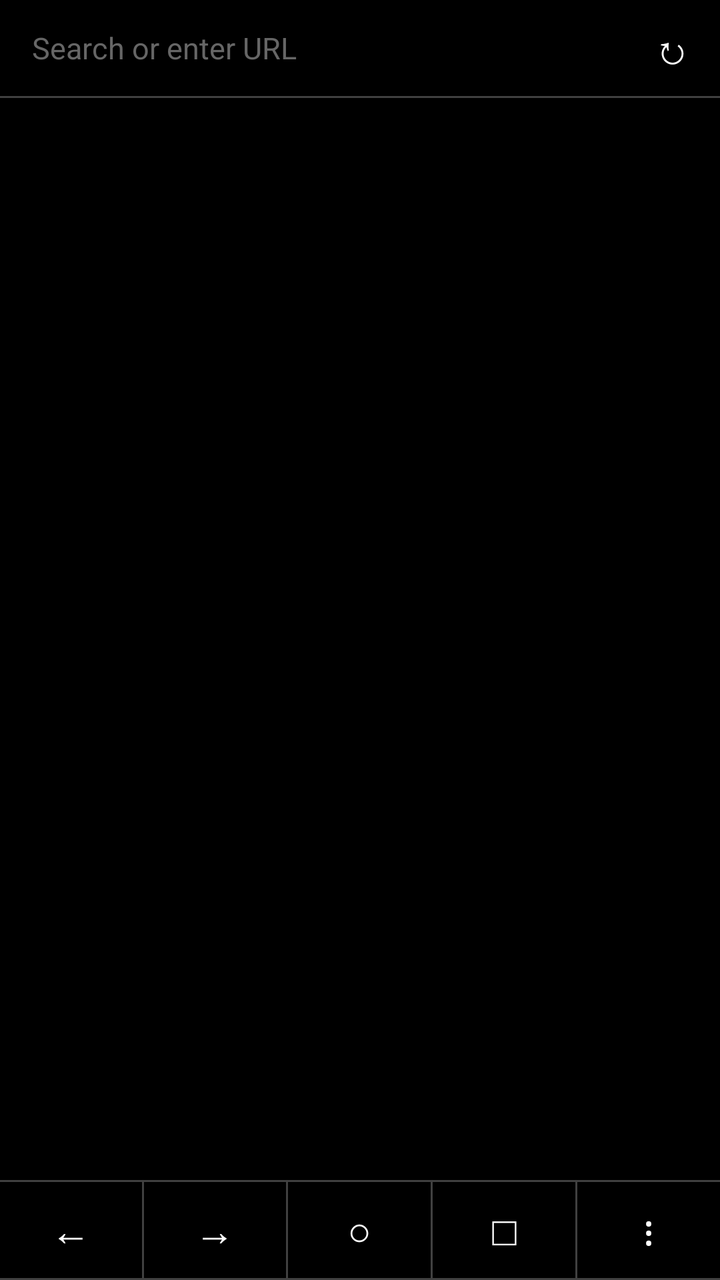
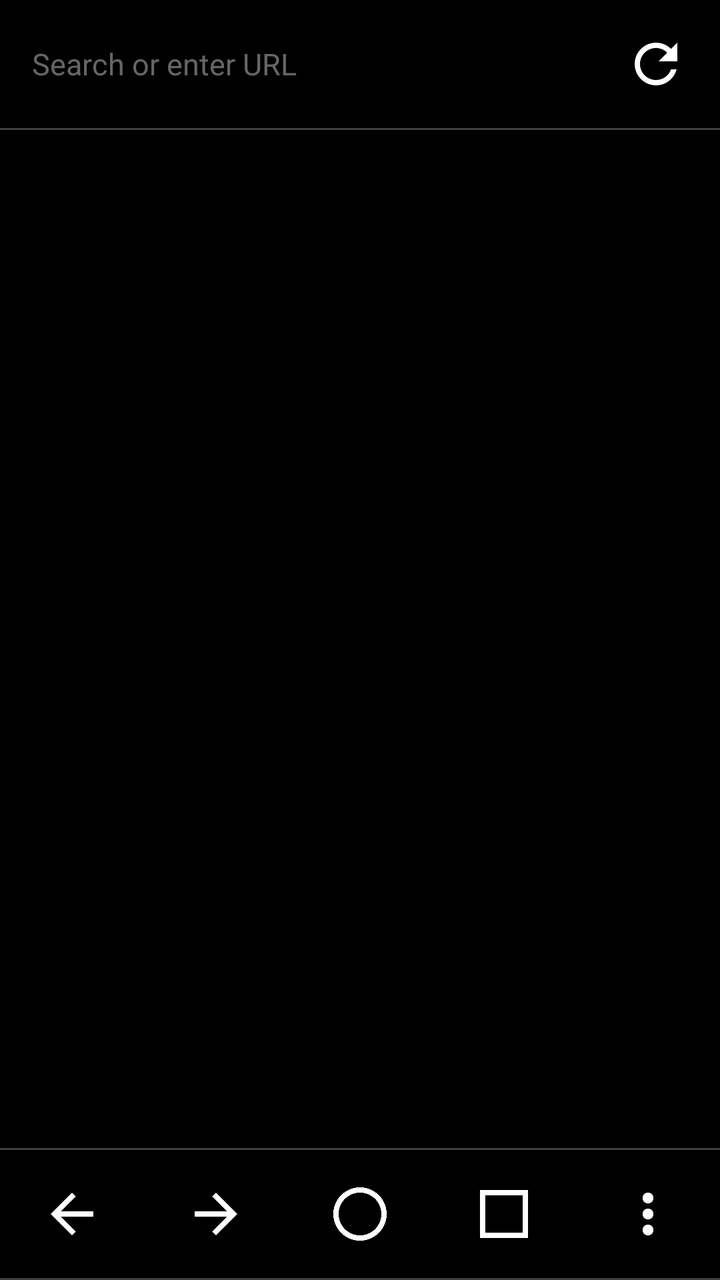

An Android layout rendered at two revisions. The XML below is the earlier revision; the diff shows what the commit changed to produce the second picture.
<!-- AndroidManifest.xml: application theme Theme.GeckoBrowser -->
<!-- res/layout/activity_main.xml -->
<?xml version="1.0" encoding="utf-8"?>
<LinearLayout xmlns:android="http://schemas.android.com/apk/res/android"
    android:layout_width="match_parent"
    android:layout_height="match_parent"
    android:orientation="vertical"
    android:background="@color/bg">

    <LinearLayout
        android:layout_width="match_parent"
        android:layout_height="48dp"
        android:orientation="horizontal"
        android:gravity="center_vertical">

        <EditText
            android:id="@+id/urlBar"
            android:layout_width="0dp"
            android:layout_height="match_parent"
            android:layout_weight="1"
            android:background="@android:color/transparent"
            android:hint="@string/hint_search"
            android:textColorHint="@color/text_hint"
            android:textColor="@color/text_primary"
            android:textSize="15sp"
            android:singleLine="true"
            android:imeOptions="actionGo"
            android:inputType="textUri"
            android:paddingHorizontal="16dp" />

        <TextView
            android:id="@+id/btnRefreshCancel"
            android:layout_width="48dp"
            android:layout_height="match_parent"
            android:gravity="center"
            android:text="@string/btn_refresh"
            android:textColor="@color/text_primary"
            android:textSize="20sp"
            android:background="?android:attr/selectableItemBackground" />
    </LinearLayout>

    <View
        android:layout_width="match_parent"
        android:layout_height="1dp"
        android:background="@color/divider" />

    <FrameLayout
        android:id="@+id/webViewContainer"
        android:layout_width="match_parent"
        android:layout_height="0dp"
        android:layout_weight="1" />

    <View
        android:layout_width="match_parent"
        android:layout_height="1dp"
        android:background="@color/divider" />

    <LinearLayout
        android:layout_width="match_parent"
        android:layout_height="48dp"
        android:orientation="horizontal"
        android:gravity="center">

        <TextView
            android:id="@+id/btnBack"
            android:layout_width="0dp"
            android:layout_height="match_parent"
            android:layout_weight="1"
            android:gravity="center"
            android:text="@string/btn_back"
            android:textColor="@color/text_primary"
            android:textSize="20sp"
            android:background="?android:attr/selectableItemBackground" />

        <View
            android:layout_width="1dp"
            android:layout_height="match_parent"
            android:background="@color/divider" />

        <TextView
            android:id="@+id/btnForward"
            android:layout_width="0dp"
            android:layout_height="match_parent"
            android:layout_weight="1"
            android:gravity="center"
            android:text="@string/btn_forward"
            android:textColor="@color/text_primary"
            android:textSize="20sp"
            android:background="?android:attr/selectableItemBackground" />

        <View
            android:layout_width="1dp"
            android:layout_height="match_parent"
            android:background="@color/divider" />

        <TextView
            android:id="@+id/btnHome"
            android:layout_width="0dp"
            android:layout_height="match_parent"
            android:layout_weight="1"
            android:gravity="center"
            android:text="@string/btn_home"
            android:textColor="@color/text_primary"
            android:textSize="20sp"
            android:background="?android:attr/selectableItemBackground" />

        <View
            android:layout_width="1dp"
            android:layout_height="match_parent"
            android:background="@color/divider" />

        <TextView
            android:id="@+id/btnTabs"
            android:layout_width="0dp"
            android:layout_height="match_parent"
            android:layout_weight="1"
            android:gravity="center"
            android:text="@string/btn_tabs"
            android:textColor="@color/text_primary"
            android:textSize="20sp"
            android:background="?android:attr/selectableItemBackground" />

        <View
            android:layout_width="1dp"
            android:layout_height="match_parent"
            android:background="@color/divider" />

        <TextView
            android:id="@+id/btnMore"
            android:layout_width="0dp"
            android:layout_height="match_parent"
            android:layout_weight="1"
            android:gravity="center"
            android:text="@string/btn_more"
            android:textColor="@color/text_primary"
            android:textSize="20sp"
            android:background="?android:attr/selectableItemBackground" />
    </LinearLayout>

    <View
        android:layout_width="match_parent"
        android:layout_height="1dp"
        android:background="@color/divider" />
</LinearLayout>
<!-- resources referenced by this layout -->
<resources>
  <color name="bg">@android:color/black</color>
  <color name="divider">#80808080</color>
  <color name="text_hint">#FF666666</color>
  <color name="text_primary">@android:color/white</color>
  <string name="btn_back">\u2190</string>
  <string name="btn_forward">\u2192</string>
  <string name="btn_home">\u25CB</string>
  <string name="btn_more">\u22EE</string>
  <string name="btn_refresh">\u21BB</string>
  <string name="btn_tabs">\u25A1</string>
  <string name="hint_search">Search or enter URL</string>
  <style name="Theme.GeckoBrowser" parent="Theme.AppCompat.NoActionBar">
          <item name="android:windowNoTitle">true</item>
          <item name="android:windowFullscreen">false</item>
          <item name="android:statusBarColor">@android:color/black</item>
          <item name="android:navigationBarColor">@android:color/black</item>
          <item name="android:windowBackground">@color/bg</item>
      </style>
</resources>

<!-- the commit's change to res/layout/activity_main.xml (unified diff, before → after) -->
@@ -7,7 +7,7 @@
 
     <LinearLayout
         android:layout_width="match_parent"
-        android:layout_height="48dp"
+        android:layout_height="64dp"
         android:orientation="horizontal"
         android:gravity="center_vertical">
 
@@ -26,15 +26,14 @@
             android:inputType="textUri"
             android:paddingHorizontal="16dp" />
 
-        <TextView
+        <ImageView
             android:id="@+id/btnRefreshCancel"
-            android:layout_width="48dp"
-            android:layout_height="match_parent"
-            android:gravity="center"
-            android:text="@string/btn_refresh"
-            android:textColor="@color/text_primary"
-            android:textSize="20sp"
-            android:background="?android:attr/selectableItemBackground" />
+            android:layout_width="32dp"
+            android:layout_height="32dp"
+            android:layout_marginEnd="16dp"
+            android:src="@drawable/ic_refresh"
+            android:background="?android:attr/selectableItemBackgroundBorderless"
+            android:contentDescription="@string/btn_refresh" />
     </LinearLayout>
 
     <View
@@ -55,84 +54,54 @@
 
     <LinearLayout
         android:layout_width="match_parent"
-        android:layout_height="48dp"
+        android:layout_height="64dp"
         android:orientation="horizontal"
         android:gravity="center">
 
-        <TextView
+        <ImageView
             android:id="@+id/btnBack"
-            android:layout_width="0dp"
-            android:layout_height="match_parent"
+            android:layout_width="32dp"
+            android:layout_height="32dp"
             android:layout_weight="1"
-            android:gravity="center"
-            android:text="@string/btn_back"
-            android:textColor="@color/text_primary"
-            android:textSize="20sp"
-            android:background="?android:attr/selectableItemBackground" />
+            android:src="@drawable/ic_back"
+            android:background="?android:attr/selectableItemBackgroundBorderless"
+            android:contentDescription="@string/btn_back" />
 
-        <View
-            android:layout_width="1dp"
-            android:layout_height="match_parent"
-            android:background="@color/divider" />
+        <ImageView
+            android:id="@+id/btnForward"
+            android:layout_width="32dp"
+            android:layout_height="32dp"
+            android:layout_weight="1"
+            android:src="@drawable/ic_forward"
+            android:background="?android:attr/selectableItemBackgroundBorderless"
+            android:contentDescription="@string/btn_forward" />
 
-        <TextView
-            android:id="@+id/btnForward"
-            android:layout_width="0dp"
-            android:layout_height="match_parent"
+        <ImageView
+            android:id="@+id/btnHome"
+            android:layout_width="32dp"
+            android:layout_height="32dp"
             android:layout_weight="1"
-            android:gravity="center"
-            android:text="@string/btn_forward"
-            android:textColor="@color/text_primary"
-            android:textSize="20sp"
-            android:background="?android:attr/selectableItemBackground" />
+            android:src="@drawable/ic_home"
+            android:background="?android:attr/selectableItemBackgroundBorderless"
+            android:contentDescription="@string/btn_home" />
 
-        <View
-            android:layout_width="1dp"
-            android:layout_height="match_parent"
-            android:background="@color/divider" />
+        <ImageView
+            android:id="@+id/btnTabs"
+            android:layout_width="32dp"
+            android:layout_height="32dp"
+            android:layout_weight="1"
+            android:src="@drawable/ic_tabs"
+            android:background="?android:attr/selectableItemBackgroundBorderless"
+            android:contentDescription="@string/btn_tabs" />
 
-        <TextView
-            android:id="@+id/btnHome"
-            android:layout_width="0dp"
-            android:layout_height="match_parent"
+        <ImageView
+            android:id="@+id/btnMore"
+            android:layout_width="32dp"
+            android:layout_height="32dp"
             android:layout_weight="1"
-            android:gravity="center"
-            android:text="@string/btn_home"
-            android:textColor="@color/text_primary"
-            android:textSize="20sp"
-            android:background="?android:attr/selectableItemBackground" />
-
-        <View
-            android:layout_width="1dp"
-            android:layout_height="match_parent"
-            android:background="@color/divider" />
-
-        <TextView
-            android:id="@+id/btnTabs"
-            android:layout_width="0dp"
-            android:layout_height="match_parent"
-            android:layout_weight="1"
-            android:gravity="center"
-            android:text="@string/btn_tabs"
-            android:textColor="@color/text_primary"
-            android:textSize="20sp"
-            android:background="?android:attr/selectableItemBackground" />
-
-        <View
-            android:layout_width="1dp"
-            android:layout_height="match_parent"
-            android:background="@color/divider" />
-
-        <TextView
-            android:id="@+id/btnMore"
-            android:layout_width="0dp"
-            android:layout_height="match_parent"
-            android:layout_weight="1"
-            android:gravity="center"
-            android:text="@string/btn_more"
-            android:textColor="@color/text_primary"
-            android:textSize="20sp"
-            android:background="?android:attr/selectableItemBackground" />
+            android:src="@drawable/ic_more"
+            android:background="?android:attr/selectableItemBackgroundBorderless"
+            android:contentDescription="@string/btn_more" />
     </LinearLayout>
 
     <View
<!-- resource entries referenced after the edit -->
@@ -4,12 +4,72 @@
   <color name="divider">#80808080</color>
   <color name="text_hint">#FF666666</color>
   <color name="text_primary">@android:color/white</color>
-  <string name="btn_back">\u2190</string>
-  <string name="btn_forward">\u2192</string>
-  <string name="btn_home">\u25CB</string>
-  <string name="btn_more">\u22EE</string>
-  <string name="btn_refresh">\u21BB</string>
-  <string name="btn_tabs">\u25A1</string>
+  <!-- drawable ic_back (drawable) -->
+  <vector xmlns:android="http://schemas.android.com/apk/res/android"
+      android:width="16dp"
+      android:height="16dp"
+      android:viewportWidth="24"
+      android:viewportHeight="24">
+      <path
+          android:fillColor="#FFFFFF"
+          android:pathData="M20,11H7.83l5.59,-5.59L12,4l-8,8 8,8 1.41,-1.41L7.83,13H20v-2z"/>
+  </vector>
+  <!-- drawable ic_forward (drawable) -->
+  <vector xmlns:android="http://schemas.android.com/apk/res/android"
+      android:width="16dp"
+      android:height="16dp"
+      android:viewportWidth="24"
+      android:viewportHeight="24">
+      <path
+          android:fillColor="#FFFFFF"
+          android:pathData="M12,4l-1.41,1.41L16.17,11H4v2h12.17l-5.58,5.59L12,20l8,-8z"/>
+  </vector>
+  <!-- drawable ic_home (drawable) -->
+  <vector xmlns:android="http://schemas.android.com/apk/res/android"
+      android:width="16dp"
+      android:height="16dp"
+      android:viewportWidth="24"
+      android:viewportHeight="24">
+      <path
+          android:fillColor="#FFFFFF"
+          android:pathData="M12,2C6.48,2 2,6.48 2,12s4.48,10 10,10 10,-4.48 10,-10S17.52,2 12,2zM12,20c-4.42,0 -8,-3.58 -8,-8s3.58,-8 8,-8 8,3.58 8,8 -3.58,8 -8,8z"/>
+  </vector>
+  <!-- drawable ic_more (drawable) -->
+  <vector xmlns:android="http://schemas.android.com/apk/res/android"
+      android:width="16dp"
+      android:height="16dp"
+      android:viewportWidth="24"
+      android:viewportHeight="24">
+      <path
+          android:fillColor="#FFFFFF"
+          android:pathData="M12,8c1.1,0 2,-0.9 2,-2s-0.9,-2 -2,-2 -2,0.9 -2,2 0.9,2 2,2zM12,10c-1.1,0 -2,0.9 -2,2s0.9,2 2,2 2,-0.9 2,-2 -0.9,-2 -2,-2zM12,16c-1.1,0 -2,0.9 -2,2s0.9,2 2,2 2,-0.9 2,-2 -0.9,-2 -2,-2z"/>
+  </vector>
+  <!-- drawable ic_refresh (drawable) -->
+  <vector xmlns:android="http://schemas.android.com/apk/res/android"
+      android:width="16dp"
+      android:height="16dp"
+      android:viewportWidth="24"
+      android:viewportHeight="24">
+      <path
+          android:fillColor="#FFFFFF"
+          android:pathData="M17.65,6.35C16.2,4.9 14.21,4 12,4c-4.42,0 -7.99,3.58 -7.99,8s3.57,8 7.99,8c3.73,0 6.84,-2.55 7.73,-6h-2.08c-0.82,2.33 -3.04,4 -5.65,4 -3.31,0 -6,-2.69 -6,-6s2.69,-6 6,-6c1.66,0 3.14,0.69 4.22,1.78L13,11h7V4l-2.35,2.35z"/>
+  </vector>
+  <!-- drawable ic_tabs (drawable) -->
+  <vector xmlns:android="http://schemas.android.com/apk/res/android"
+      android:width="16dp"
+      android:height="16dp"
+      android:viewportWidth="24"
+      android:viewportHeight="24">
+      <path
+          android:fillColor="#FFFFFF"
+          android:pathData="M3,3h18v18H3V3zM5,5v14h14V5H5z"/>
+  </vector>
+  <string name="btn_back">Back</string>
+  <string name="btn_forward">Forward</string>
+  <string name="btn_home">Home</string>
+  <string name="btn_more">More</string>
+  <string name="btn_refresh">Refresh</string>
+  <string name="btn_tabs">Tabs</string>
   <string name="hint_search">Search or enter URL</string>
   <style name="Theme.GeckoBrowser" parent="Theme.AppCompat.NoActionBar">
           <item name="android:windowNoTitle">true</item>
